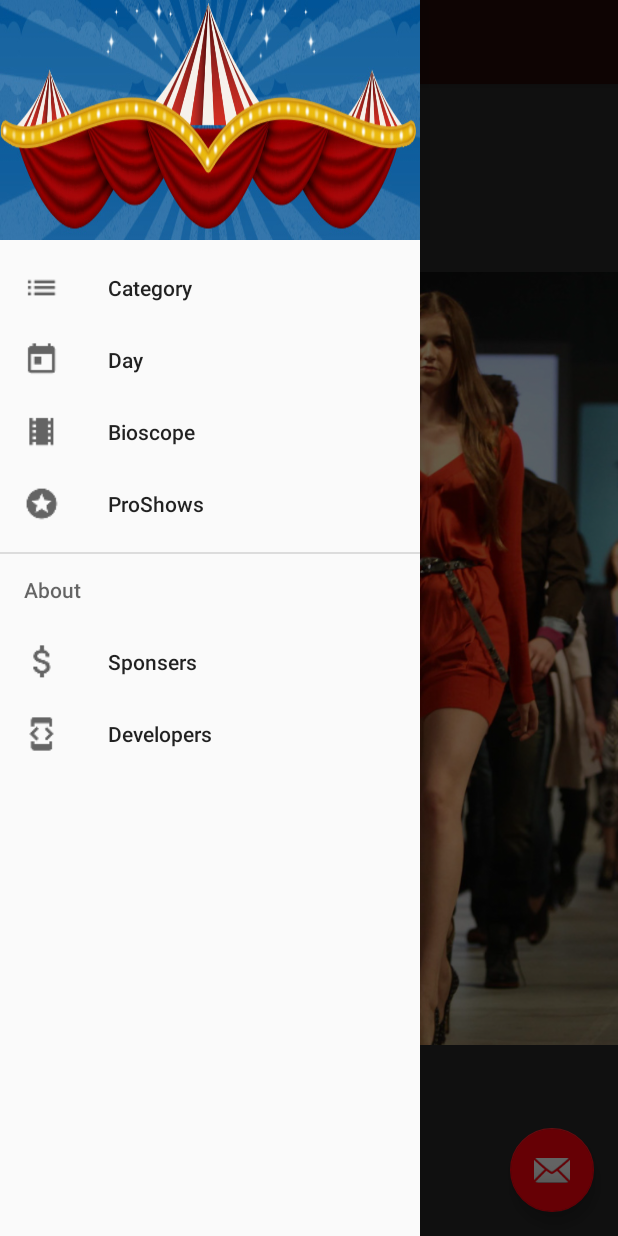
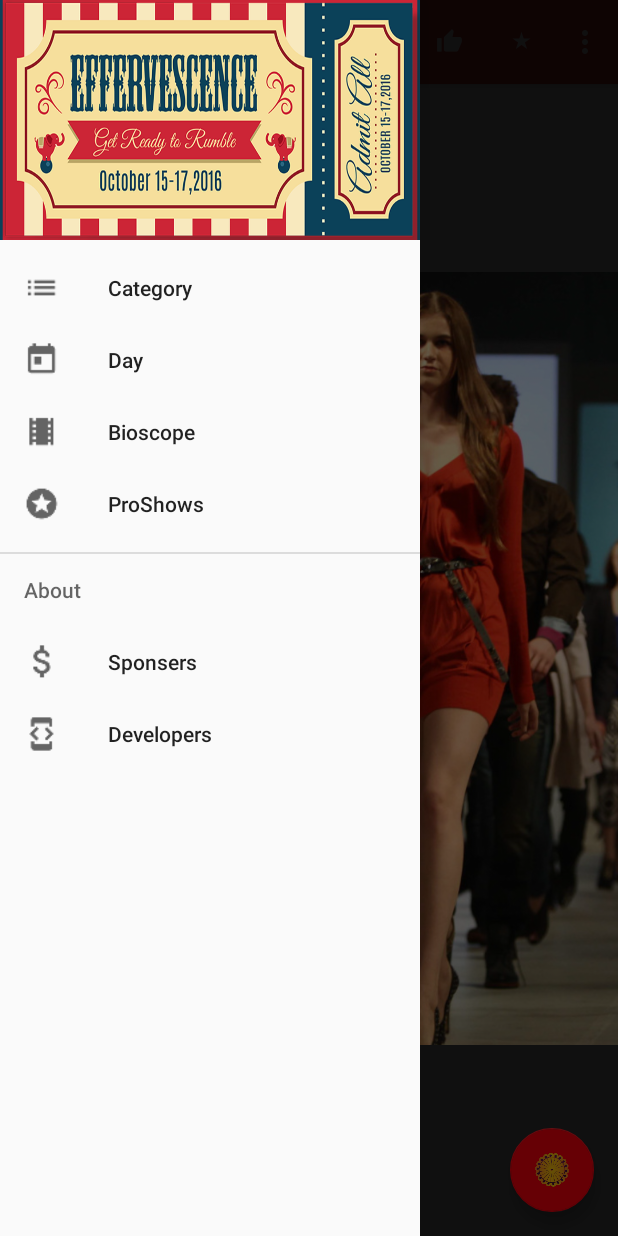
Before and after one commit to naveenshukla/Effervescence, an Android app: the screen it shows after launch (Home), with the side drawer open, on a phone screen of 412 x 824 dp. Run offline under Robolectric (Android 15) with nearby library versions, the phone set to English and light mode, and no system bars; our stand-ins replace Firebase (no records; nobody signed in at launch, a user with empty details on screens opened directly); libraries missing offline, so code that uses them is left out: com.rodolfonavalon.shaperipplelibrary; 4 statements that could not run were skipped.

```diff
--- a/app/src/main/java/com/naveen/effervescence/Activities/Home.java
+++ b/app/src/main/java/com/naveen/effervescence/Activities/Home.java
@@ -12,6 +12,7 @@ import android.support.v7.app.ActionBarDrawerToggle;
 import android.support.v7.app.AppCompatActivity;
 import android.os.Bundle;
 import android.support.v7.widget.Toolbar;
+import android.view.Menu;
 import android.view.MenuItem;
 import android.view.View;
 import android.view.animation.Animation;
@@ -67,6 +68,7 @@ public class Home extends AppCompatActivity implements NavigationView.OnNavigati
             @Override
             public void onClick(View view) {
                 if(flagClicked == false){
+
                     //imageView.setImageResource(R.drawable.bw);
                     Animation fadeOut = AnimationUtils.loadAnimation(Home.this, R.anim.fade_out);
                     imageView.startAnimation(fadeOut);
@@ -135,6 +137,13 @@ public class Home extends AppCompatActivity implements NavigationView.OnNavigati
         });
         fab.show();
     }
+    @Override
+    public boolean onCreateOptionsMenu(Menu menu) {
+        // Inflate the menu; this adds items to the action bar if it is present.
+        getMenuInflater().inflate(R.menu.main , menu);
+        return true;
+    }
+
 
     @Override
     public boolean onNavigationItemSelected(MenuItem item) {
--- a/app/src/main/res/layout/activity_home.xml
+++ b/app/src/main/res/layout/activity_home.xml
@@ -73,10 +73,11 @@
         <android.support.design.widget.FloatingActionButton
             android:id="@+id/fab"
             android:layout_width="wrap_content"
+            android:background="#be3737"
             android:layout_height="wrap_content"
             android:layout_gravity="end|bottom"
             android:layout_margin="@dimen/fab_margin"
-            app:srcCompat="@android:drawable/ic_dialog_email" />
+            app:srcCompat="@drawable/effewheelfull" />
 
     </android.support.design.widget.CoordinatorLayout>
 
--- a/app/src/main/res/layout/nav_header_main.xml
+++ b/app/src/main/res/layout/nav_header_main.xml
@@ -2,7 +2,7 @@
 <LinearLayout xmlns:android="http://schemas.android.com/apk/res/android"
     android:layout_width="match_parent"
     android:layout_height="160dp"
-    android:background="@drawable/toolbarbg"
+    android:background="@drawable/effe"
     android:gravity="bottom"
     android:paddingBottom="@dimen/activity_vertical_margin"
     android:paddingLeft="@dimen/activity_horizontal_margin"
--- /dev/null
+++ b/app/src/main/res/menu/main.xml
@@ -0,0 +1,30 @@
+<menu xmlns:android="http://schemas.android.com/apk/res/android"
+    xmlns:app="http://schemas.android.com/apk/res-auto"
+    xmlns:tools="http://schemas.android.com/tools"
+    tools:context="com.example.toolbar.MainActivity" >
+
+    <item android:id="@+id/like"
+        android:icon="@drawable/ic_thumb_up_white_18dp"
+        android:title="Like Us"
+        app:showAsAction="ifRoom"
+        android:orderInCategory="1"
+        android:menuCategory="secondary"/>
+    <item android:id="@+id/rate_us"
+        android:icon="@drawable/ic_star_rate_white_18dp"
+        android:title="Rate Us"
+        app:showAsAction="ifRoom"
+        android:orderInCategory="1"
+        android:menuCategory="secondary"/>
+    <item android:id="@+id/web"
+        android:title="Web"
+        app:showAsAction="never"
+        android:orderInCategory="1"
+        android:menuCategory="secondary"/>
+    <item android:id="@+id/credits"
+        android:title="Credits"
+        app:showAsAction="never"
+        android:orderInCategory="1"
+        android:menuCategory="secondary"/>
+
+
+</menu>
```
Also changed, not shown: app/src/main/res/drawable-hdpi/ic_star_rate_white_18dp.png (added), app/src/main/res/drawable-hdpi/ic_thumb_up_white_18dp.png (added), app/src/main/res/drawable-mdpi/ic_star_rate_white_18dp.png (added), app/src/main/res/drawable-mdpi/ic_thumb_up_white_18dp.png (added), app/src/main/res/drawable-xhdpi/ic_star_rate_white_18dp.png (added), app/src/main/res/drawable-xhdpi/ic_thumb_up_white_18dp.png (added), app/src/main/res/drawable-xxhdpi/effe_logo.png (added), app/src/main/res/drawable-xxhdpi/ic_star_rate_white_18dp.png (added), app/src/main/res/drawable-xxhdpi/ic_thumb_up_white_18dp.png (added), app/src/main/res/drawable-xxxhdpi/ic_star_rate_white_18dp.png (added), app/src/main/res/drawable-xxxhdpi/ic_thumb_up_white_18dp.png (added).
